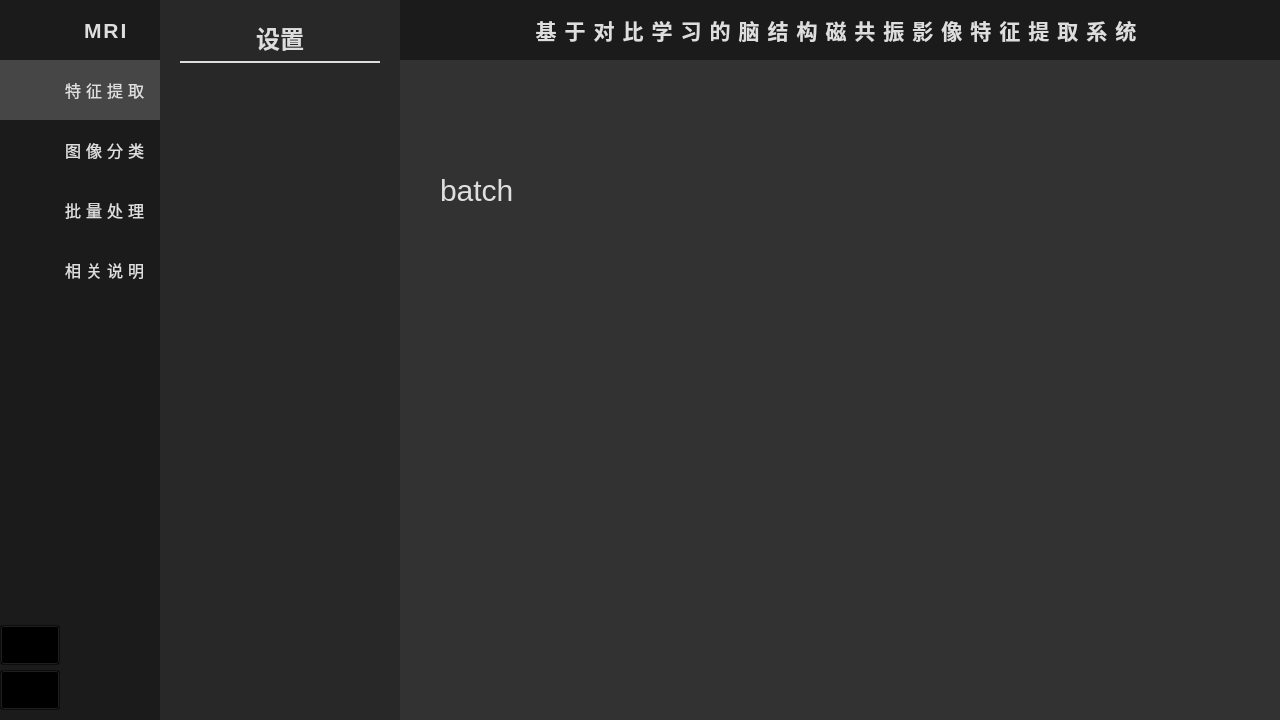
Old version of the form ui/main.ui in the repository feroooooo/Contrastive-Learning-MRI.
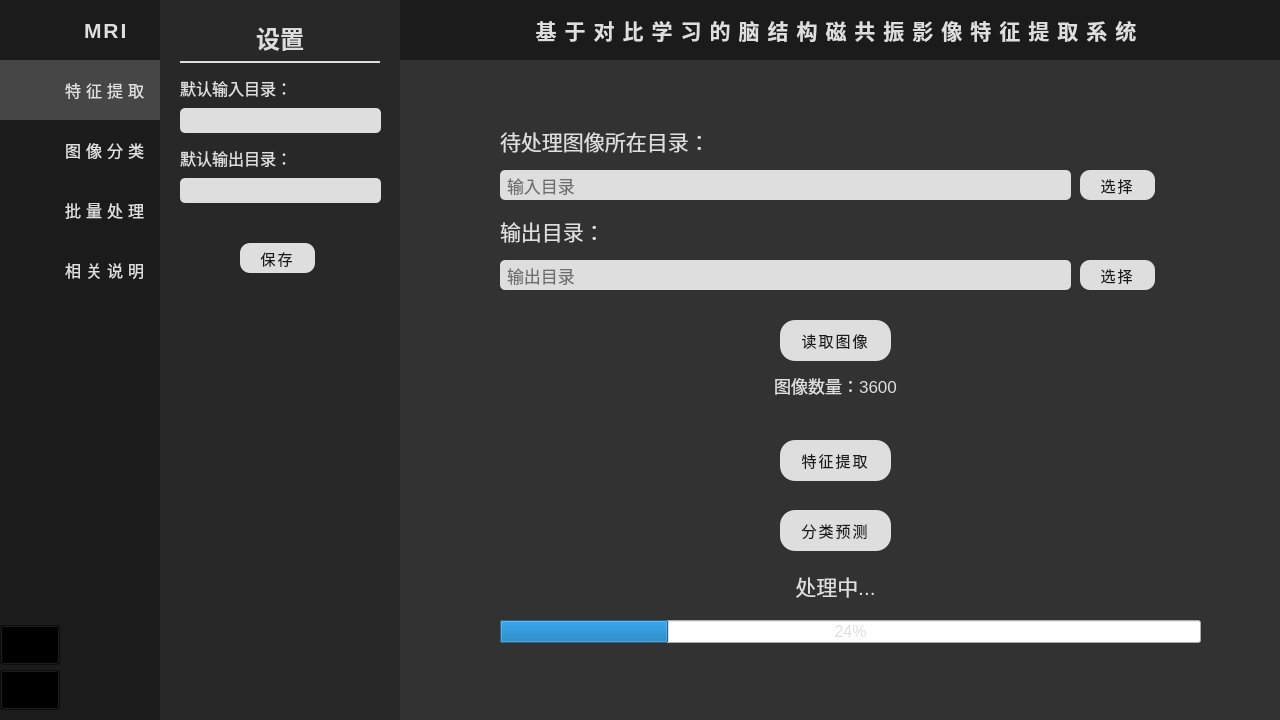
New version of the form. The open tabs and pages were chosen to show the change. Icons and pictures are not drawn.

```diff
--- a/ui/main.ui
+++ b/ui/main.ui
@@ -874,6 +874,112 @@
               <verstretch>0</verstretch>
              </sizepolicy>
             </property>
+            <property name="styleSheet">
+             <string notr="true">QLabel{
+	font-size:12pt;
+}
+QLineEdit{
+	background-color:#dedede;
+	border:0px;
+	padding: 0 5px;
+	border-radius:5px;
+}
+QPushButton{
+	background-color:#dedede;
+	color:#1b1b1b;
+	border-radius:10px;
+	font-size:11pt;
+	letter-spacing:2px;
+	font-weight:400;
+}
+QPushButton:hover{
+	background-color:#f1f1f1;
+}</string>
+            </property>
+            <widget class="QLabel" name="default_input_dir_label">
+             <property name="geometry">
+              <rect>
+               <x>20</x>
+               <y>10</y>
+               <width>211</width>
+               <height>30</height>
+              </rect>
+             </property>
+             <property name="text">
+              <string>默认输入目录：</string>
+             </property>
+            </widget>
+            <widget class="QLineEdit" name="default_input_dir_lineEdit">
+             <property name="geometry">
+              <rect>
+               <x>20</x>
+               <y>45</y>
+               <width>201</width>
+               <height>25</height>
+              </rect>
+             </property>
+             <property name="font">
+              <font>
+               <pointsize>12</pointsize>
+              </font>
+             </property>
+             <property name="text">
+              <string/>
+             </property>
+            </widget>
+            <widget class="QLabel" name="default_output_dir_label">
+             <property name="geometry">
+              <rect>
+               <x>20</x>
+               <y>80</y>
+               <width>211</width>
+               <height>30</height>
+              </rect>
+             </property>
+             <property name="text">
+              <string>默认输出目录：</string>
+             </property>
+            </widget>
+            <widget class="QLineEdit" name="default_output_dir_lineEdit">
+             <property name="geometry">
+              <rect>
+               <x>20</x>
+               <y>115</y>
+               <width>201</width>
+               <height>25</height>
+              </rect>
+             </property>
+             <property name="font">
+              <font>
+               <pointsize>12</pointsize>
+              </font>
+             </property>
+             <property name="text">
+              <string/>
+             </property>
+            </widget>
+            <widget class="QPushButton" name="setting_save_button">
+             <property name="geometry">
+              <rect>
+               <x>80</x>
+               <y>180</y>
+               <width>75</width>
+               <height>30</height>
+              </rect>
+             </property>
+             <property name="font">
+              <font>
+               <pointsize>11</pointsize>
+               <bold>false</bold>
+              </font>
+             </property>
+             <property name="cursor">
+              <cursorShape>PointingHandCursor</cursorShape>
+             </property>
+             <property name="text">
+              <string>保存</string>
+             </property>
+            </widget>
            </widget>
           </item>
          </layout>
@@ -1071,19 +1177,258 @@
                           </size>
                          </property>
                          <property name="styleSheet">
-                          <string notr="true"/>
+                          <string notr="true">QLabel{
+	font-size:16pt;
+}
+QProgressBar{
+	color:#dedede;
+	font-size:12pt;
+}
+QLineEdit{
+	background-color:#dedede;
+	border:0px;
+	padding: 0 5px;
+	border-radius:5px;
+}
+QPushButton{
+	background-color:#dedede;
+	color:#1b1b1b;
+	border-radius:15px;
+	font-size:11pt;
+	letter-spacing:2px;
+	font-weight:400;
+}
+QPushButton:hover{
+	background-color:#f1f1f1;
+}
+QPushButton#pushButton_output, QPushButton#pushButton_input{
+	border-radius:10px;
+}</string>
                          </property>
                          <widget class="QLabel" name="batch_label_temp">
                           <property name="geometry">
                            <rect>
-                            <x>40</x>
-                            <y>30</y>
-                            <width>200</width>
-                            <height>200</height>
+                            <x>100</x>
+                            <y>60</y>
+                            <width>211</width>
+                            <height>41</height>
                            </rect>
                           </property>
                           <property name="text">
-                           <string>batch</string>
+                           <string>待处理图像所在目录：</string>
+                          </property>
+                         </widget>
+                         <widget class="QPushButton" name="pushButton_input">
+                          <property name="geometry">
+                           <rect>
+                            <x>680</x>
+                            <y>110</y>
+                            <width>75</width>
+                            <height>30</height>
+                           </rect>
+                          </property>
+                          <property name="font">
+                           <font>
+                            <pointsize>11</pointsize>
+                            <bold>false</bold>
+                           </font>
+                          </property>
+                          <property name="cursor">
+                           <cursorShape>PointingHandCursor</cursorShape>
+                          </property>
+                          <property name="text">
+                           <string>选择</string>
+                          </property>
+                         </widget>
+                         <widget class="QLineEdit" name="lineEdit_input">
+                          <property name="geometry">
+                           <rect>
+                            <x>100</x>
+                            <y>110</y>
+                            <width>571</width>
+                            <height>30</height>
+                           </rect>
+                          </property>
+                          <property name="font">
+                           <font>
+                            <pointsize>13</pointsize>
+                           </font>
+                          </property>
+                          <property name="text">
+                           <string/>
+                          </property>
+                          <property name="placeholderText">
+                           <string>输入目录</string>
+                          </property>
+                         </widget>
+                         <widget class="QLabel" name="output_dir_label">
+                          <property name="geometry">
+                           <rect>
+                            <x>100</x>
+                            <y>150</y>
+                            <width>211</width>
+                            <height>41</height>
+                           </rect>
+                          </property>
+                          <property name="text">
+                           <string>输出目录：</string>
+                          </property>
+                         </widget>
+                         <widget class="QLineEdit" name="lineEdit_output">
+                          <property name="geometry">
+                           <rect>
+                            <x>100</x>
+                            <y>200</y>
+                            <width>571</width>
+                            <height>30</height>
+                           </rect>
+                          </property>
+                          <property name="font">
+                           <font>
+                            <pointsize>13</pointsize>
+                           </font>
+                          </property>
+                          <property name="text">
+                           <string/>
+                          </property>
+                          <property name="placeholderText">
+                           <string>输出目录</string>
+                          </property>
+                         </widget>
+                         <widget class="QPushButton" name="pushButton_output">
+                          <property name="geometry">
+                           <rect>
+                            <x>680</x>
+                            <y>200</y>
+                            <width>75</width>
+                            <height>30</height>
+                           </rect>
+                          </property>
+                          <property name="font">
+                           <font>
+                            <pointsize>11</pointsize>
+                            <bold>false</bold>
+                           </font>
+                          </property>
+                          <property name="cursor">
+                           <cursorShape>PointingHandCursor</cursorShape>
+                          </property>
+                          <property name="text">
+                           <string>选择</string>
+                          </property>
+                         </widget>
+                         <widget class="QPushButton" name="pushButton_batch_extract">
+                          <property name="geometry">
+                           <rect>
+                            <x>380</x>
+                            <y>380</y>
+                            <width>111</width>
+                            <height>41</height>
+                           </rect>
+                          </property>
+                          <property name="font">
+                           <font>
+                            <pointsize>11</pointsize>
+                            <bold>false</bold>
+                           </font>
+                          </property>
+                          <property name="cursor">
+                           <cursorShape>PointingHandCursor</cursorShape>
+                          </property>
+                          <property name="text">
+                           <string>特征提取</string>
+                          </property>
+                         </widget>
+                         <widget class="QPushButton" name="pushButton_batch_predict">
+                          <property name="geometry">
+                           <rect>
+                            <x>380</x>
+                            <y>450</y>
+                            <width>111</width>
+                            <height>41</height>
+                           </rect>
+                          </property>
+                          <property name="font">
+                           <font>
+                            <pointsize>11</pointsize>
+                            <bold>false</bold>
+                           </font>
+                          </property>
+                          <property name="cursor">
+                           <cursorShape>PointingHandCursor</cursorShape>
+                          </property>
+                          <property name="text">
+                           <string>分类预测</string>
+                          </property>
+                         </widget>
+                         <widget class="QProgressBar" name="progressBar_batch">
+                          <property name="geometry">
+                           <rect>
+                            <x>100</x>
+                            <y>560</y>
+                            <width>701</width>
+                            <height>23</height>
+                           </rect>
+                          </property>
+                          <property name="value">
+                           <number>24</number>
+                          </property>
+                         </widget>
+                         <widget class="QLabel" name="batch_label_condition">
+                          <property name="geometry">
+                           <rect>
+                            <x>370</x>
+                            <y>510</y>
+                            <width>131</width>
+                            <height>31</height>
+                           </rect>
+                          </property>
+                          <property name="text">
+                           <string>处理中...</string>
+                          </property>
+                          <property name="alignment">
+                           <set>Qt::AlignCenter</set>
+                          </property>
+                         </widget>
+                         <widget class="QLabel" name="batch_label_num">
+                          <property name="geometry">
+                           <rect>
+                            <x>340</x>
+                            <y>310</y>
+                            <width>191</width>
+                            <height>31</height>
+                           </rect>
+                          </property>
+                          <property name="styleSheet">
+                           <string notr="true">font-size:13pt;</string>
+                          </property>
+                          <property name="text">
+                           <string>图像数量：3600</string>
+                          </property>
+                          <property name="alignment">
+                           <set>Qt::AlignCenter</set>
+                          </property>
+                         </widget>
+                         <widget class="QPushButton" name="pushButton_batch_read">
+                          <property name="geometry">
+                           <rect>
+                            <x>380</x>
+                            <y>260</y>
+                            <width>111</width>
+                            <height>41</height>
+                           </rect>
+                          </property>
+                          <property name="font">
+                           <font>
+                            <pointsize>11</pointsize>
+                            <bold>false</bold>
+                           </font>
+                          </property>
+                          <property name="cursor">
+                           <cursorShape>PointingHandCursor</cursorShape>
+                          </property>
+                          <property name="text">
+                           <string>读取图像</string>
                           </property>
                          </widget>
                         </widget>
```
Left out of the diff: 42 changed lines with no effect on the pictures.
